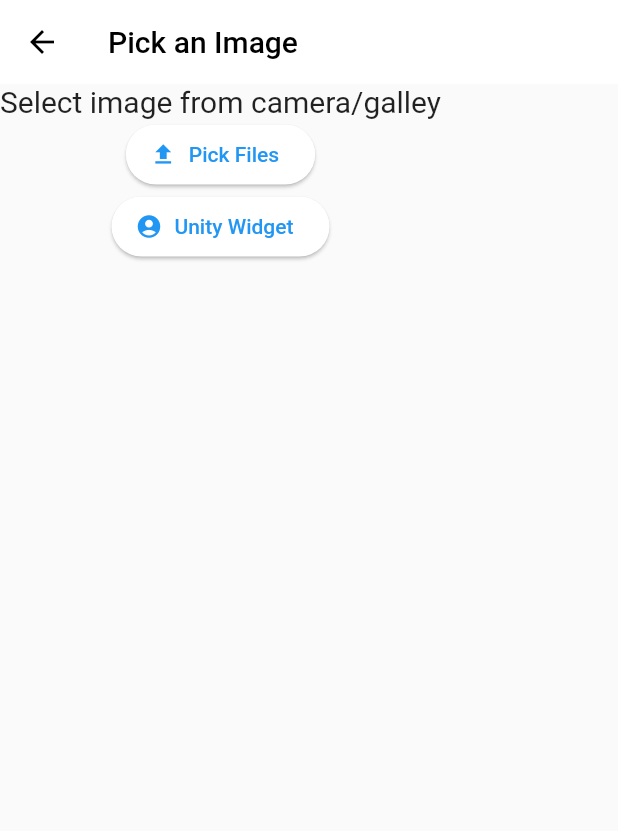
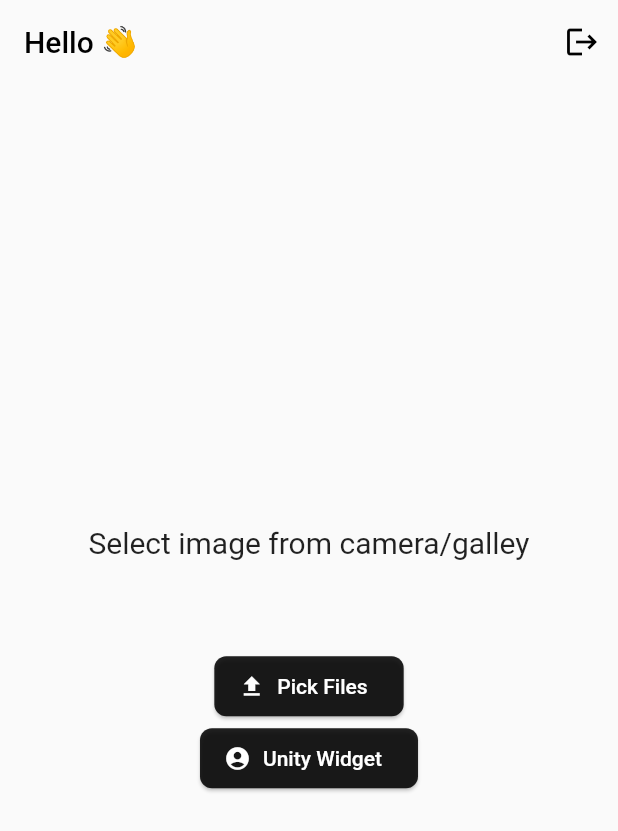
Before and after one commit to Bhavukarora03/rjwada, a Flutter app: the HomeScreen screen opened directly, on a phone screen of 412 x 824 dp. Shown: the top 831 px of the screen. Run offline on Flutter 3.47's test engine with Material 2 defaults, Android fonts, the phone set to English and light mode, and no system bars; our stand-ins replace animated_splash_screen, cool_alert, firebase_auth, firebase_core, flutter_image_compress, flutter_signin_button and 9 more; missing offline and left inert: flutter_unity_widget, pointer_interceptor; accounts and stored records are empty.

Commit message:
Task Updates 0.1

```diff
--- a/lib/UI/home_page.dart
+++ b/lib/UI/home_page.dart
@@ -4,6 +4,7 @@ import 'package:get/get.dart';
 import 'package:image_picker/image_picker.dart';
 import 'package:rjwada/Getx/getx_controller.dart';
 import 'package:rjwada/UI/unity.dart';
+import 'package:shared_preferences/shared_preferences.dart';
 
 class HomeScreen extends StatefulWidget {
   const HomeScreen({Key? key}) : super(key: key);
@@ -13,6 +14,24 @@ class HomeScreen extends StatefulWidget {
 }
 
 class _HomeScreenState extends State<HomeScreen> {
+  SharedPreferences? prefs;
+  @override
+  void initState() {
+    initializeValues();
+    super.initState();
+  }
+
+  String userName = '';
+
+  initializeValues() async {
+    prefs = await SharedPreferences.getInstance();
+    var userName = prefs?.getString("name");
+
+    setState(() {
+      userName = userName;
+    });
+  }
+
   bool isOpened = false;
   final DataController imageController = Get.put(DataController());
 
@@ -20,27 +39,61 @@ class _HomeScreenState extends State<HomeScreen> {
   Widget build(BuildContext context) {
     return Scaffold(
       appBar: AppBar(
-        title: const Text("Pick an Image"),
-      ),
+          actions: [
+            IconButton(
+                onPressed: () {
+                  Get.find<DataController>().logout();
+                },
+                icon: const Icon(Icons.logout))
+          ],
+          automaticallyImplyLeading: false,
+          title: userName == null
+              ? const Text(
+                  "Hello 👋",
+                  style: TextStyle(color: Colors.black),
+                )
+              : Text(
+                  'Hello 👋 $userName',
+                  style: TextStyle(color: Colors.black),
+                )),
       body: Column(
+        mainAxisAlignment: MainAxisAlignment.center,
         children: [
           Obx(
             () => imageController.compressImagePath.value == ''
-                ? const Text(
-                    'Select image from camera/galley',
-                    style: TextStyle(fontSize: 20),
+                ? const Center(
+                    child: Text(
+                      'Select image from camera/galley',
+                      style: TextStyle(fontSize: 20),
+                    ),
                   )
-                : Image.file(
-                    File(imageController.compressImagePath.value),
-                    width: double.infinity,
-                    height: 300,
+                : Center(
+                    child: Container(
+                      decoration: BoxDecoration(
+                        border: Border.all(color: Colors.black),
+                        borderRadius: BorderRadius.circular(10),
+                        shape: BoxShape.rectangle,
+                        image: DecorationImage(
+                          image: FileImage(
+                              File(imageController.compressImagePath.value)),
+                          fit: BoxFit.cover,
+                        ),
+                      ),
+                      height: 200,
+                      width: 200,
+                    ),
                   ),
           ),
+          SizedBox(
+            height: 60,
+          ),
           ElevatedButton.icon(
+            style: ElevatedButton.styleFrom(
+                backgroundColor: Colors.black87,
+                shape: const RoundedRectangleBorder(
+                    borderRadius: BorderRadius.all(Radius.circular(8)))),
             onPressed: () {
-              setState(() {
-                isOpened = true;
-              });
+
               showModalBottomSheet(
                   isDismissible: true,
                   context: context,
@@ -64,13 +117,31 @@ class _HomeScreenState extends State<HomeScreen> {
                   });
               //
             },
-            icon: const Icon(Icons.upload),
-            label: const Text("Pick Files"),
+            icon: const Icon(
+              Icons.upload,
+              color: Colors.white,
+            ),
+            label: const Text(
+              "Pick Files",
+              style: TextStyle(color: Colors.white),
+            ),
           ),
           ElevatedButton.icon(
-            onPressed: () {Get.to(()=> UnityScreen());},
-            icon: const Icon(Icons.account_circle_rounded),
-            label: const Text("Unity Widget"),
+            style: ElevatedButton.styleFrom(
+                backgroundColor: Colors.black87,
+                shape: const RoundedRectangleBorder(
+                    borderRadius: BorderRadius.all(Radius.circular(8)))),
+            onPressed: () {
+              Get.to(() => const UnityScreen());
+            },
+            icon: const Icon(
+              Icons.account_circle_rounded,
+              color: Colors.white,
+            ),
+            label: const Text(
+              "Unity Widget",
+              style: TextStyle(color: Colors.white),
+            ),
           )
         ],
       ),
```
Also changed, not shown: lib/Getx/getx_controller.dart (+108 -21 lines), lib/UI/authentication_page.dart (+50 -10 lines), lib/UI/otp_verification.dart (+46 -15 lines), lib/UI/splash_screen.dart (added, +46 -0 lines), lib/UI/unity.dart (+11 -29 lines), lib/main.dart (+4 -3 lines), pubspec.yaml (+18 -1 lines), assets/images/splash.jpeg (added), lib/generated/assets.dart (added), pubspec.lock, 8 other files.
